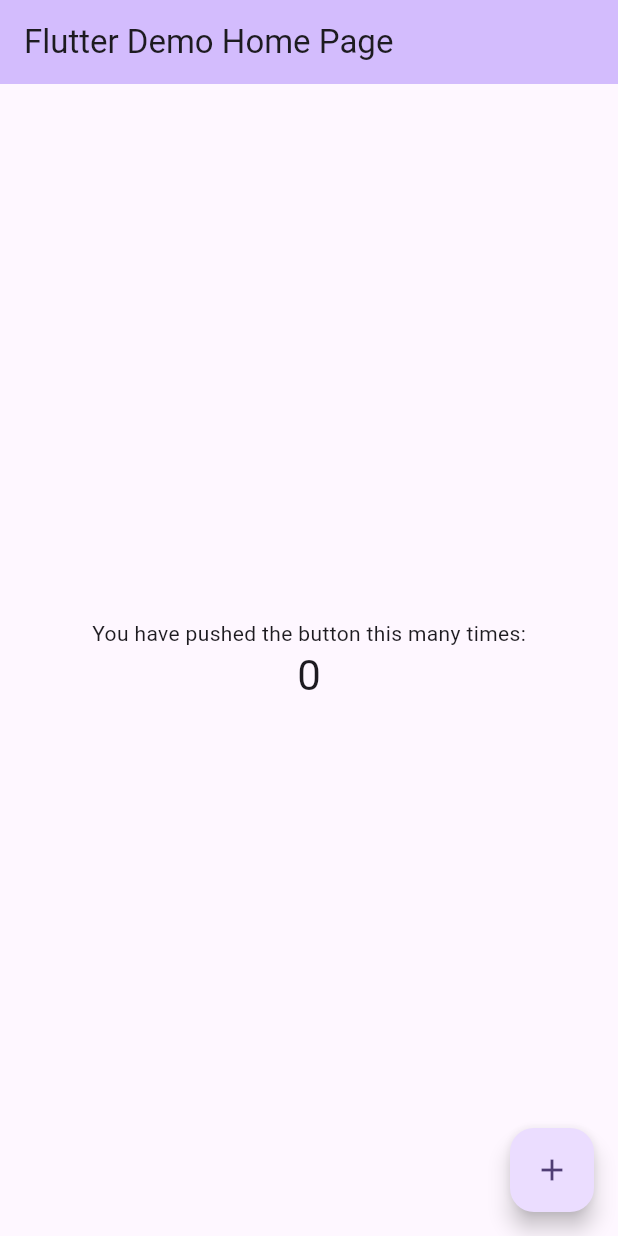
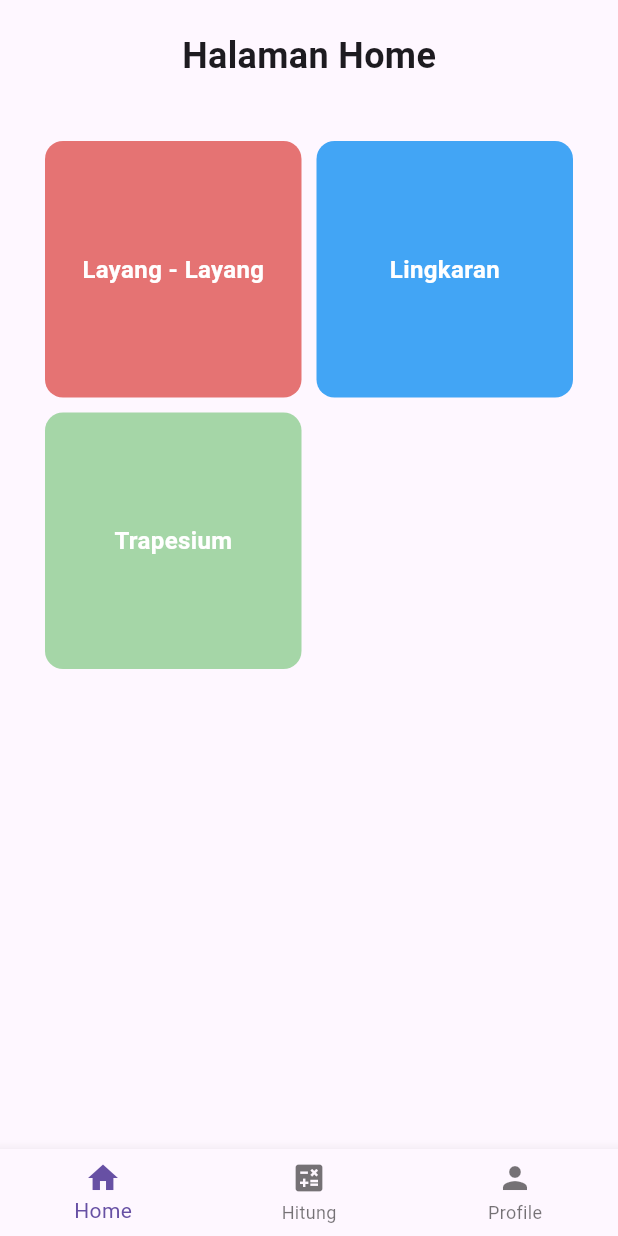
Before and after one commit to amrisabilly/tugas_teori_mobile, a Flutter app: the screen it shows after launch, on a phone screen of 412 x 824 dp. Run offline on Flutter 3.47's test engine with Material 3 defaults, Android fonts, the phone set to English and light mode, and no system bars; our stand-ins replace go_router.

Commit message:
fix : update all

```diff
--- /dev/null
+++ b/lib/features/landing/landing_screen.dart
@@ -0,0 +1,10 @@
+import 'package:flutter/material.dart';
+
+class LandingPage extends StatelessWidget {
+  const LandingPage({super.key});
+
+  @override
+  Widget build(BuildContext context) {
+    return Scaffold(body: Text("Hello"));
+  }
+}
--- /dev/null
+++ b/lib/features/presentation/home/home_screen.dart
@@ -0,0 +1,74 @@
+import 'package:flutter/material.dart';
+import 'package:flutter_application_3/features/presentation/layout/main_layout.dart';
+
+class HomePage extends StatelessWidget {
+  const HomePage({super.key});
+
+  @override
+  Widget build(BuildContext context) {
+    return LayoutPage(
+      body: SafeArea(
+        child: Column(
+          children: [
+            // Header tanpa AppBar
+            Container(
+              padding: const EdgeInsets.all(20),
+              child: const Text(
+                'Halaman Home',
+                style: TextStyle(fontSize: 24, fontWeight: FontWeight.bold),
+              ),
+            ),
+            // Grid Menu
+            Expanded(
+              child: Padding(
+                padding: const EdgeInsets.symmetric(
+                  horizontal: 30,
+                  vertical: 20,
+                ),
+                child: GridView.count(
+                  crossAxisCount: 2,
+                  crossAxisSpacing: 10,
+                  mainAxisSpacing: 10,
+                  children: List.generate(3, (index) {
+                    final customColors = [
+                      Colors.red[300],
+                      Colors.blue[400],
+                      Colors.green[200],
+                    ];
+                    final dataMenu = [
+                      "Layang - Layang",
+                      "Lingkaran",
+                      "Trapesium",
+                    ];
+                    return GestureDetector(
+                      onTap: () {
+                        // Navigasi ke halaman sesuai index
+                        print("Menu ${dataMenu[index]} dipilih");
+                      },
+                      child: Container(
+                        decoration: BoxDecoration(
+                          color: customColors[index % customColors.length],
+                          borderRadius: BorderRadius.circular(12),
+                        ),
+                        child: Center(
+                          child: Text(
+                            dataMenu[index],
+                            style: const TextStyle(
+                              fontSize: 16,
+                              fontWeight: FontWeight.bold,
+                              color: Colors.white,
+                            ),
+                          ),
+                        ),
+                      ),
+                    );
+                  }),
+                ),
+              ),
+            ),
+          ],
+        ),
+      ),
+    );
+  }
+}
--- /dev/null
+++ b/lib/features/presentation/layout/main_layout.dart
@@ -0,0 +1,30 @@
+import 'package:flutter/material.dart';
+
+class LayoutPage extends StatelessWidget {
+  final Widget body;
+  final Widget? bottomNavigationBar;
+
+  const LayoutPage({super.key, required this.body, this.bottomNavigationBar});
+
+  @override
+  Widget build(BuildContext context) {
+    return Scaffold(
+      body: body,
+      bottomNavigationBar:
+          bottomNavigationBar ??
+          BottomNavigationBar(
+            items: const [
+              BottomNavigationBarItem(icon: Icon(Icons.home), label: 'Home'),
+              BottomNavigationBarItem(
+                icon: Icon(Icons.calculate),
+                label: 'Hitung',
+              ),
+              BottomNavigationBarItem(
+                icon: Icon(Icons.person),
+                label: 'Profile',
+              ),
+            ],
+          ),
+    );
+  }
+}
--- a/lib/main.dart
+++ b/lib/main.dart
@@ -1,4 +1,5 @@
 import 'package:flutter/material.dart';
+import 'package:flutter_application_3/routes/main_route.dart';
 
 void main() {
   runApp(const MyApp());
@@ -7,116 +8,8 @@ void main() {
 class MyApp extends StatelessWidget {
   const MyApp({super.key});
 
-  // This widget is the root of your application.
   @override
   Widget build(BuildContext context) {
-    return MaterialApp(
-      title: 'Flutter Demo',
-      theme: ThemeData(
-        // This is the theme of your application.
-        //
-        // TRY THIS: Try running your application with "flutter run". You'll see
-        // the application has a purple toolbar. Then, without quitting the app,
-        // try changing the seedColor in the colorScheme below to Colors.green
-        // and then invoke "hot reload" (save your changes or press the "hot
-        // reload" button in a Flutter-supported IDE, or press "r" if you used
-        // the command line to start the app).
-        //
-        // Notice that the counter didn't reset back to zero; the application
-        // state is not lost during the reload. To reset the state, use hot
-        // restart instead.
-        //
-        // This works for code too, not just values: Most code changes can be
-        // tested with just a hot reload.
-        colorScheme: ColorScheme.fromSeed(seedColor: Colors.deepPurple),
-      ),
-      home: const MyHomePage(title: 'Flutter Demo Home Page'),
-    );
+    return MaterialApp.router(routerConfig: router);
   }
 }
-
-class MyHomePage extends StatefulWidget {
-  const MyHomePage({super.key, required this.title});
-
-  // This widget is the home page of your application. It is stateful, meaning
-  // that it has a State object (defined below) that contains fields that affect
-  // how it looks.
-
-  // This class is the configuration for the state. It holds the values (in this
-  // case the title) provided by the parent (in this case the App widget) and
-  // used by the build method of the State. Fields in a Widget subclass are
-  // always marked "final".
-
-  final String title;
-
-  @override
-  State<MyHomePage> createState() => _MyHomePageState();
-}
-
-class _MyHomePageState extends State<MyHomePage> {
-  int _counter = 0;
-
-  void _incrementCounter() {
-    setState(() {
-      // This call to setState tells the Flutter framework that something has
-      // changed in this State, which causes it to rerun the build method below
-      // so that the display can reflect the updated values. If we changed
-      // _counter without calling setState(), then the build method would not be
-      // called again, and so nothing would appear to happen.
-      _counter++;
-    });
-  }
-
-  @override
-  Widget build(BuildContext context) {
-    // This method is rerun every time setState is called, for instance as done
-    // by the _incrementCounter method above.
-    //
-    // The Flutter framework has been optimized to make rerunning build methods
-    // fast, so that you can just rebuild anything that needs updating rather
-    // than having to individually change instances of widgets.
-    return Scaffold(
-      appBar: AppBar(
-        // TRY THIS: Try changing the color here to a specific color (to
-        // Colors.amber, perhaps?) and trigger a hot reload to see the AppBar
-        // change color while the other colors stay the same.
-        backgroundColor: Theme.of(context).colorScheme.inversePrimary,
-        // Here we take the value from the MyHomePage object that was created by
-        // the App.build method, and use it to set our appbar title.
-        title: Text(widget.title),
-      ),
-      body: Center(
-        // Center is a layout widget. It takes a single child and positions it
-        // in the middle of the parent.
-        child: Column(
-          // Column is also a layout widget. It takes a list of children and
-          // arranges them vertically. By default, it sizes itself to fit its
-          // children horizontally, and tries to be as tall as its parent.
-          //
-          // Column has various properties to control how it sizes itself and
-          // how it positions its children. Here we use mainAxisAlignment to
-          // center the children vertically; the main axis here is the vertical
-          // axis because Columns are vertical (the cross axis would be
-          // horizontal).
-          //
-          // TRY THIS: Invoke "debug painting" (choose the "Toggle Debug Paint"
-          // action in the IDE, or press "p" in the console), to see the
-          // wireframe for each widget.
-          mainAxisAlignment: MainAxisAlignment.center,
-          children: <Widget>[
-            const Text('You have pushed the button this many times:'),
-            Text(
-              '$_counter',
-              style: Theme.of(context).textTheme.headlineMedium,
-            ),
-          ],
-        ),
-      ),
-      floatingActionButton: FloatingActionButton(
-        onPressed: _incrementCounter,
-        tooltip: 'Increment',
-        child: const Icon(Icons.add),
-      ), // This trailing comma makes auto-formatting nicer for build methods.
-    );
-  }
-}
--- /dev/null
+++ b/lib/routes/main_route.dart
@@ -0,0 +1,12 @@
+import 'package:flutter/material.dart';
+import 'package:flutter_application_3/features/landing/landing_screen.dart';
+import 'package:flutter_application_3/features/presentation/home/home_screen.dart';
+import 'package:go_router/go_router.dart';
+
+final GoRouter router = GoRouter(
+  initialLocation: '/home',
+  routes: [
+    GoRoute(path: '/home', builder: (context, state) => const HomePage()),
+    // GoRoute(path: '/beranda', builder: (context, state) => const BerandaPage()),
+  ],
+);
```
Also changed, not shown: pubspec.yaml (+6 -3 lines), lib/features/presentation/profil/profil_screen.dart (added), pubspec.lock, 1 other file.
